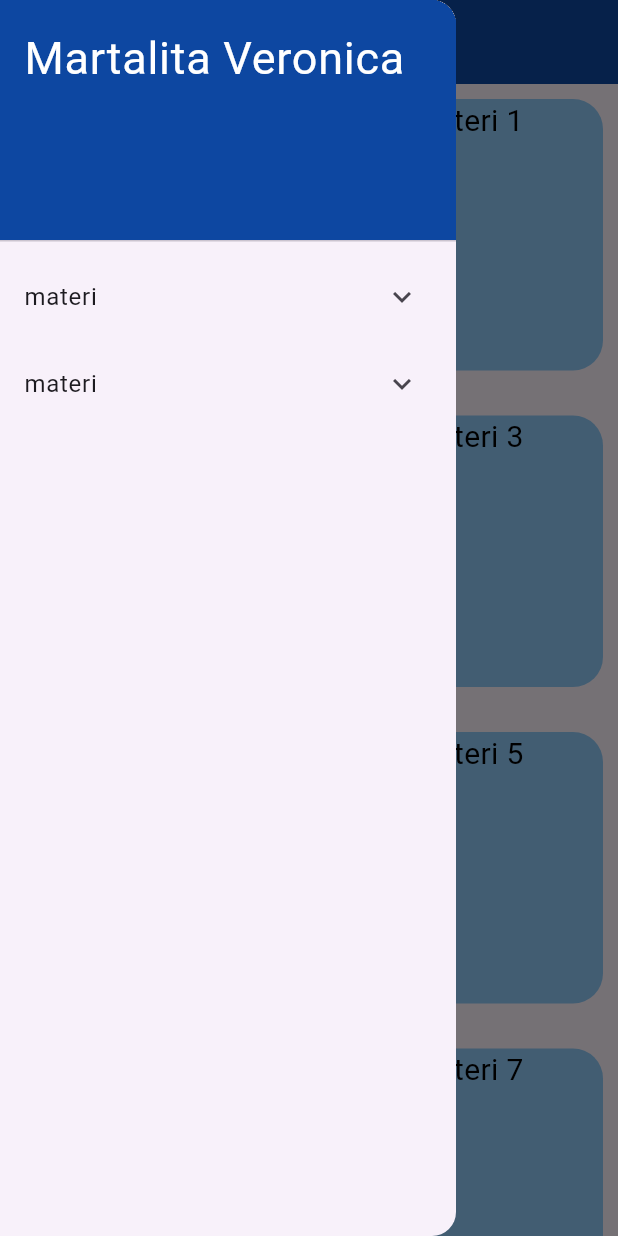
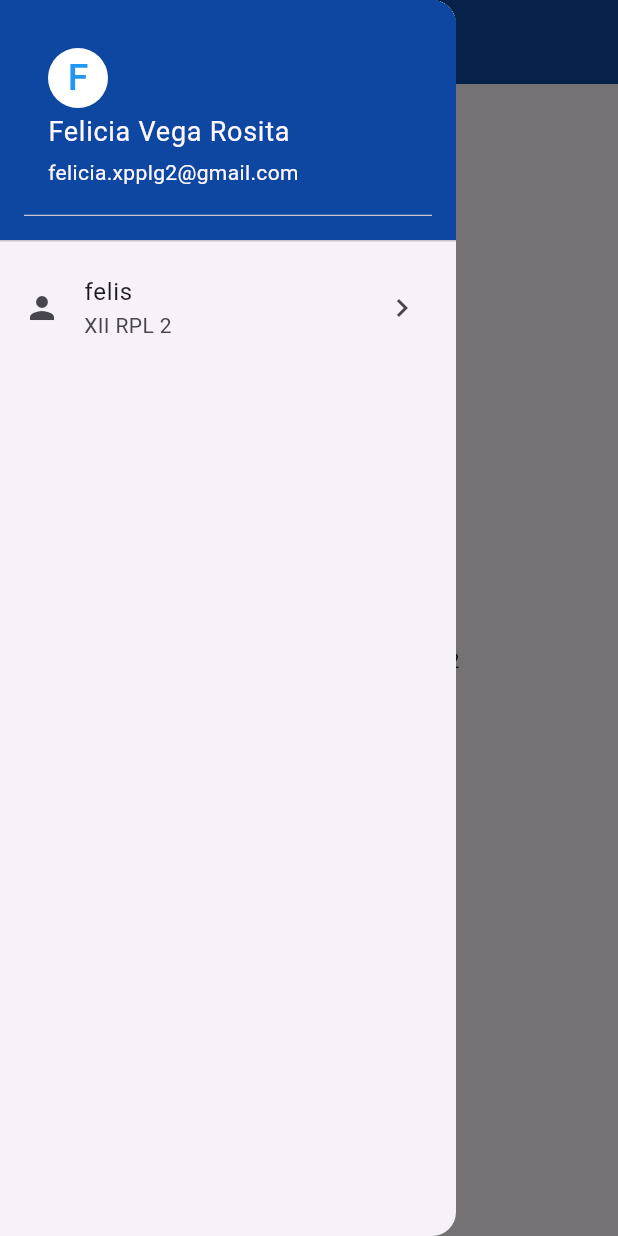
Before and after one commit to feliciavega/Grouping-navigation-drawer, a Flutter app: the screen it shows after launch, with the side drawer open, on a phone screen of 412 x 824 dp. Run offline on Flutter 3.47's test engine with Material 3 defaults, Android fonts, the phone set to English and light mode, and no system bars.

Commit message:
UserAccountDrawerHeader

```diff
--- a/lib/drawer.dart
+++ b/lib/drawer.dart
@@ -1,5 +1,4 @@
 import 'package:flutter/material.dart';
-
 
 class MyHomePage extends StatelessWidget {
   const MyHomePage({super.key, required this.title});
@@ -17,69 +16,149 @@ class MyHomePage extends StatelessWidget {
         foregroundColor: Colors.white,
       ),
       drawer: buildGroupDrawer(context),
-        body: GridView.count(
-          crossAxisCount: 2,
-          crossAxisSpacing: 10.0,
-          mainAxisSpacing: 10.0,
-          shrinkWrap: true,
-          children: List.generate(10, (index) {
-            return Padding(
-              padding: EdgeInsets.all(10.0),
-              child: Container(
-                height: 5.0,
-                decoration: BoxDecoration(
-                  borderRadius: BorderRadius.circular(20.0),
-                  color: Colors.blue[200],
+      body: Center(
+        child: Text('Pemrograman Mobile $title'),
       ),
-                child: Text(
-                'Materi $index',
-                textAlign: TextAlign.center,
-                style: TextStyle(
-                  color: Colors.black,
-                fontSize: 20,
-                )
-                ),
-                )
     );
-          }),
-        ));
+    // body: GridView.count(
+    //   crossAxisCount: 2,
+    //   crossAxisSpacing: 10.0,
+    //   mainAxisSpacing: 10.0,
+    //   shrinkWrap: true,
+    //   children: List.generate(10, (index) {
+    //     return Padding(
+    //         padding: EdgeInsets.all(10.0),
+    //         child: Container(
+    //           height: 5.0,
+    //           decoration: BoxDecoration(
+    //             borderRadius: BorderRadius.circular(20.0),
+    //             color: Colors.blue[200],
+    //           ),
+    //           child: Text('Materi $index',
+    //               textAlign: TextAlign.center,
+    //               style: TextStyle(
+    //                 color: Colors.black,
+    //                 fontSize: 20,
+    //               )),
+    //         ));
+    //   }),
+    // ));
   }
+
   Widget buildGroupDrawer(BuildContext context) {
-    return Drawer (
+    return Drawer(
       child: ListView(
         padding: EdgeInsets.zero,
-        children:[
+        children: <Widget>[
           DrawerHeader(
             decoration: BoxDecoration(color: Colors.blue[900]),
-            child: Text('Martalita Veronica',
+            child: UserAccountsDrawerHeader(
+              decoration: BoxDecoration(color: Colors.blue[900]
+              ),
+              accountName: const Text('Felicia Vega Rosita',
               style: TextStyle(
-              color: Colors.white,
-              fontSize: 30,
+                fontSize: 18.0,
+                ),
+              ),
+              accountEmail: const Text('felicia.xpplg2@gmail.com',
+              ),
+              currentAccountPictureSize: Size.square(40),
+              currentAccountPicture: CircleAvatar(backgroundColor: Colors.white,
+              child: Text('F',
+              style: TextStyle(
+                fontSize: 25.0,
+                color: Colors.blue,
               ),
               ),
               ),
-              ExpansionTile(
-                title: const Text('materi'),
-                children: [
-                  ListTile(title: Text('materi 1'), onTap: () {Navigator.pop(context);},),
-                  ListTile(title: Text('materi 2'),  onTap: () {Navigator.pop(context);},),
-                  ListTile(title: Text('materi 3'),  onTap: () {Navigator.pop(context);},),
-                  ListTile(title: Text('materi 4'),  onTap: () {Navigator.pop(context);},),
-                  ListTile(title: Text('materi 5'),  onTap: () {Navigator.pop(context);},),
-                ],
             ),
-                 ExpansionTile(
-                title: const Text('materi'),
-                children: [
-                  ListTile(title: Text('tugas 1'), onTap: () {Navigator.pop(context);},),
-                  ListTile(title: Text('tugas 2'),  onTap: () {Navigator.pop(context);},),
-                  ListTile(title: Text('tugas 3'),  onTap: () {Navigator.pop(context);},),
-                  ListTile(title: Text('tugas 4'),  onTap: () {Navigator.pop(context);},),
-                  ListTile(title: Text('materi 5'),  onTap: () {Navigator.pop(context);},),
-                ],
+          //   child: Text(
+          //     'Felicia Vega Rosita',
+          //     style: TextStyle(
+          //       color: Colors.white,
+          //       fontSize: 30,
+          //     ),
+          //   ),
+          // ),
+          ),
+          ListTile(
+            leading: Icon(Icons.person),
+            title: Text('felis'),
+            subtitle: Text('XII RPL 2'),
+            trailing: Icon(Icons.chevron_right),
           )
-        ],
-      ),
+          // ExpansionTile(
+          //   title: const Text('materi'),
+          //   children: [
+          //     ListTile(
+          //       title: Text('materi 1'),
+          //       onTap: () {
+          //         Navigator.pop(context);
+          //       },
+          //     ),
+          //     ListTile(
+          //       title: Text('materi 2'),
+          //       onTap: () {
+          //         Navigator.pop(context);
+          //       },
+          //     ),
+          //     ListTile(
+          //       title: Text('materi 3'),
+          //       onTap: () {
+          //         Navigator.pop(context);
+          //       },
+          //     ),
+          //     ListTile(
+          //       title: Text('materi 4'),
+          //       onTap: () {
+          //         Navigator.pop(context);
+          //       },
+          //     ),
+          //     ListTile(
+          //       title: Text('materi 5'),
+          //       onTap: () {
+          //         Navigator.pop(context);
+          //       },
+          //     ),
+          //   ],
+          // ),
+          // ExpansionTile(
+          //   title: const Text('Tugas'),
+          //   children: [
+          //     ListTile(
+          //       title: Text('Tugas 1'),
+          //       onTap: () {
+          //         Navigator.pop(context);
+          //       },
+          //     ),
+          //     ListTile(
+          //       title: Text('Tugas 2'),
+          //       onTap: () {
+          //         Navigator.pop(context);
+          //       },
+          //     ),
+          //     ListTile(
+          //       title: Text('Tugas 3'),
+          //       onTap: () {
+          //         Navigator.pop(context);
+          //       },
+          //     ),
+          //     ListTile(
+          //       title: Text('Tugas 4'),
+          //       onTap: () {
+          //         Navigator.pop(context);
+          //       },
+          //     ),
+          //     ListTile(
+          //       title: Text('Tugas 5'),
+          //       onTap: () {
+          //         Navigator.pop(context);
+          //       },
+          //     ),
+          //   ],
+            //memperlebar
+        ]
+      )
     );
   }
 }
```
Lines whose indentation alone changed are shown as unchanged.
